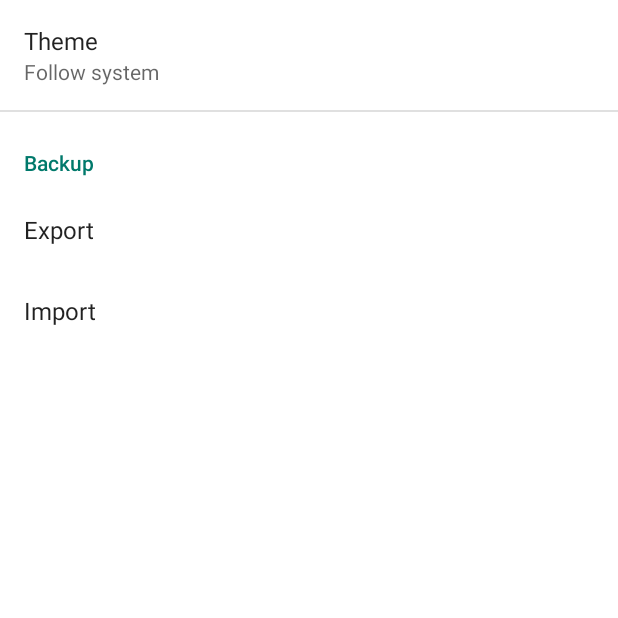
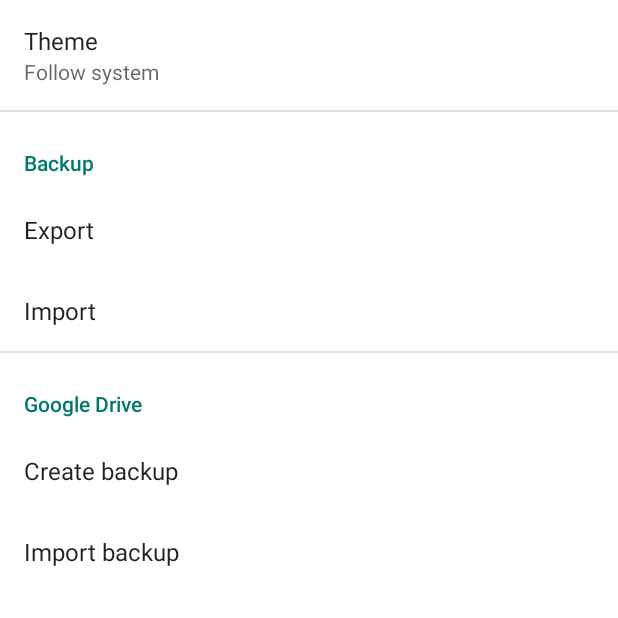
Before and after one commit to AxelStein/Arterial-Pressure-Diary, an Android app: the MainPreferencesFragment screen opened through its navigation route, on a phone screen of 412 x 824 dp, the top half of it. Run offline under Robolectric (Android 15) with nearby library versions, the phone set to English and light mode, and no system bars; our stand-ins replace Room's generated code, RxJava, androidx.preference; libraries missing offline, so code that uses them is left out: com.google.api.client, com.google.api.services; 15 statements that could not run were skipped.

Commit message:
Add google drive

```diff
--- a/app/src/main/java/com/axel_stein/ap_diary/data/dagger/AppModule.kt
+++ b/app/src/main/java/com/axel_stein/ap_diary/data/dagger/AppModule.kt
@@ -4,6 +4,7 @@ import android.content.Context
 import androidx.room.Room
 import com.axel_stein.ap_diary.data.AppResources
 import com.axel_stein.ap_diary.data.AppSettings
+import com.axel_stein.ap_diary.data.google_drive.DriveWorkerScheduler
 import com.axel_stein.ap_diary.data.google_drive.GoogleDriveService
 import com.axel_stein.ap_diary.data.room.AppDatabase
 import com.axel_stein.ap_diary.data.room.dao.LogDao
@@ -71,4 +72,8 @@ class AppModule(private val context: Context) {
             )
             .create()
     }
+
+    @Provides
+    @Singleton
+    fun provideDriveScheduler() = DriveWorkerScheduler(context)
 }
--- a/app/src/main/java/com/axel_stein/ap_diary/ui/preferences/MainPreferencesFragment.kt
+++ b/app/src/main/java/com/axel_stein/ap_diary/ui/preferences/MainPreferencesFragment.kt
@@ -16,12 +16,14 @@ import com.axel_stein.ap_diary.ui.App
 import com.axel_stein.ap_diary.ui.dialogs.ConfirmDialog
 import com.axel_stein.ap_diary.ui.dialogs.ConfirmDialog.OnConfirmListener
 import com.axel_stein.ap_diary.ui.preferences.MainPreferencesViewModel.Companion.CODE_PICK_FILE
+import com.axel_stein.ap_diary.ui.utils.formatDateTime
 import com.axel_stein.ap_diary.ui.utils.formatTime
 import com.axel_stein.ap_diary.ui.utils.setVisible
 import com.axel_stein.ap_diary.ui.utils.showTimePicker
 import com.google.android.material.snackbar.Snackbar
 import com.google.android.material.transition.MaterialSharedAxis
 import com.google.android.material.transition.MaterialSharedAxis.Z
+import org.joda.time.DateTime
 import org.joda.time.LocalTime
 import javax.inject.Inject
 
@@ -30,6 +32,7 @@ class MainPreferencesFragment : PreferenceFragmentCompat(), OnConfirmListener {
         MainPreferencesFactory(requireContext().applicationContext as App)
     }
     private lateinit var settings: AppSettings
+    private var lastSynced: Preference? = null
 
     init {
         App.appComponent.inject(this)
@@ -74,8 +77,8 @@ class MainPreferencesFragment : PreferenceFragmentCompat(), OnConfirmListener {
         val reminderEvening = findPreference<SwitchPreference>("reminder_evening")
         setupReminder(reminderEvening, settings::setReminderEveningTime, settings::getReminderEveningTime)
 
-        val exportBackup = findPreference<Preference>("export_backup")
-        exportBackup?.setOnPreferenceClickListener {
+        findPreference<Preference>("export_backup")?.apply {
+            setOnPreferenceClickListener {
                 viewModel.startExportToFile()
                     .subscribe({
                         startActivity(Intent.createChooser(it, null))
@@ -85,11 +88,12 @@ class MainPreferencesFragment : PreferenceFragmentCompat(), OnConfirmListener {
                     })
                 true
             }
+        }
 
-        val importBackup = preferenceManager.findPreference<Preference>("import_backup")
-        importBackup?.setOnPreferenceClickListener {
+        preferenceManager.findPreference<Preference>("import_backup")?.apply {
+            setOnPreferenceClickListener {
                 ConfirmDialog.Builder()
-                .from(this, "import_backup")
+                    .from(this@MainPreferencesFragment, "import_backup")
                     .title(R.string.dialog_title_confirm)
                     .message(R.string.message_import_backup)
                     .positiveBtnText(R.string.action_import)
@@ -97,6 +101,49 @@ class MainPreferencesFragment : PreferenceFragmentCompat(), OnConfirmListener {
                     .show()
                 true
             }
+        }
+
+        preferenceManager.findPreference<Preference>("google_create_backup")?.apply {
+            setOnPreferenceClickListener {
+                ConfirmDialog.Builder()
+                    .from(this@MainPreferencesFragment, "google_create_backup")
+                    .title(R.string.dialog_title_confirm)
+                    .message(R.string.message_drive_export)
+                    .positiveBtnText(R.string.action_create)
+                    .negativeBtnText(R.string.action_cancel)
+                    .show()
+                true
+            }
+        }
+
+        preferenceManager.findPreference<Preference>("google_import_backup")?.apply {
+            setOnPreferenceClickListener {
+                ConfirmDialog.Builder()
+                    .from(this@MainPreferencesFragment, "google_import_backup")
+                    .title(R.string.dialog_title_confirm)
+                    .message(R.string.message_import_backup)
+                    .positiveBtnText(R.string.action_import)
+                    .negativeBtnText(R.string.action_cancel)
+                    .show()
+                true
+            }
+        }
+
+        lastSynced = preferenceManager.findPreference("google_last_sync")
+
+        viewModel.lastSyncTimeLiveData.observe(viewLifecycleOwner, { time ->
+            if (time > 0) {
+                lastSynced?.summary = formatDateTime(requireContext(), DateTime(time), false)
+                lastSynced?.isVisible = true
+            }
+        })
+
+        viewModel.messageLiveData.observe(viewLifecycleOwner, {
+            val msg = it.getContent()
+            if (msg != null) {
+                showMessage(msg)
+            }
+        })
 
         viewModel.showProgressBarLiveData.observe(viewLifecycleOwner) {
             binding.progressBar.setVisible(it)
@@ -144,6 +191,8 @@ class MainPreferencesFragment : PreferenceFragmentCompat(), OnConfirmListener {
     override fun onConfirm(tag: String?) {
         when (tag) {
             "import_backup" -> startActivityForResult(viewModel.startImportFromFile(), CODE_PICK_FILE)
+            "google_create_backup" -> viewModel.driveCreateBackup(this)
+            "google_import_backup" -> viewModel.driveImportBackup(this)
         }
     }
 }
--- a/app/src/main/res/values/strings.xml
+++ b/app/src/main/res/values/strings.xml
@@ -5,6 +5,7 @@
     <string name="action_add_pulse">Pulse</string>
     <string name="action_cancel">Cancel</string>
     <string name="action_charts">Charts</string>
+    <string name="action_create">Create</string>
     <string name="action_delete">Delete</string>
     <string name="action_import">Import</string>
     <string name="action_save">Save</string>
@@ -42,13 +43,12 @@
     <string name="main_pref_google_create_backup">Create backup</string>
     <string name="main_pref_google_import_backup">Import backup</string>
     <string name="main_pref_google_last_sync">Last sync</string>
-    <string name="main_pref_google_sign_in">Sign in</string>
-    <string name="main_pref_google_sign_out">Sign out</string>
     <string name="main_pref_import_backup">Import</string>
     <string name="main_pref_rate_app">Rate app</string>
     <string name="main_pref_reminder_evening">Evening</string>
     <string name="main_pref_reminder_morning">Morning</string>
     <string name="main_pref_theme">Theme</string>
+    <string name="message_drive_export">All data on Google Drive will be replaced.</string>
     <string name="message_import_backup">All data on this device will be replaced.</string>
     <string name="month_apr">April</string>
     <string name="month_aug">August</string>
--- a/app/src/main/res/xml/main_preferences.xml
+++ b/app/src/main/res/xml/main_preferences.xml
@@ -14,63 +14,19 @@
         app:title="@string/main_pref_theme"/>
 
     <PreferenceCategory
+        app:iconSpaceReserved="false"
         app:isPreferenceVisible="false"
-        app:iconSpaceReserved="false"
         app:title="@string/main_pref_category_reminders">
 
         <SwitchPreference
+            app:iconSpaceReserved="false"
             app:key="reminder_morning"
-            app:title="@string/main_pref_reminder_morning"
-            app:iconSpaceReserved="false"/>
+            app:title="@string/main_pref_reminder_morning"/>
 
         <SwitchPreference
+            app:iconSpaceReserved="false"
             app:key="reminder_evening"
-            app:title="@string/main_pref_reminder_evening"
-            app:iconSpaceReserved="false"/>
-
-    </PreferenceCategory>
-
-    <PreferenceCategory
-        app:isPreferenceVisible="false"
-        app:iconSpaceReserved="false"
-        app:title="@string/main_pref_category_google">
-
-        <Preference
-            app:iconSpaceReserved="false"
-            app:isPreferenceVisible="false"
-            app:key="google_sign_in"
-            app:title="@string/main_pref_google_sign_in"
-            tools:isPreferenceVisible="true" />
-
-        <Preference
-            app:iconSpaceReserved="false"
-            app:isPreferenceVisible="false"
-            app:key="google_create_backup"
-            app:title="@string/main_pref_google_create_backup"
-            tools:isPreferenceVisible="true" />
-
-        <Preference
-            app:iconSpaceReserved="false"
-            app:isPreferenceVisible="false"
-            app:key="google_import_backup"
-            app:title="@string/main_pref_google_import_backup"
-            tools:isPreferenceVisible="true" />
-
-        <Preference
-            app:iconSpaceReserved="false"
-            app:isPreferenceVisible="false"
-            app:key="google_last_sync"
-            app:title="@string/main_pref_google_last_sync"
-            tools:isPreferenceVisible="true"
-            tools:summary="24 May, 13:30" />
-
-        <Preference
-            app:iconSpaceReserved="false"
-            app:isPreferenceVisible="false"
-            app:key="google_sign_out"
-            app:title="@string/main_pref_google_sign_out"
-            tools:isPreferenceVisible="true"
-            tools:summary="diefaust1993@gmail.com" />
+            app:title="@string/main_pref_reminder_evening"/>
 
     </PreferenceCategory>
 
@@ -90,4 +46,28 @@
 
     </PreferenceCategory>
 
+    <PreferenceCategory
+        app:iconSpaceReserved="false"
+        app:title="@string/main_pref_category_google">
+
+        <Preference
+            app:iconSpaceReserved="false"
+            app:key="google_create_backup"
+            app:title="@string/main_pref_google_create_backup" />
+
+        <Preference
+            app:iconSpaceReserved="false"
+            app:key="google_import_backup"
+            app:title="@string/main_pref_google_import_backup" />
+
+        <Preference
+            app:iconSpaceReserved="false"
+            app:isPreferenceVisible="false"
+            app:key="google_last_sync"
+            app:title="@string/main_pref_google_last_sync"
+            tools:isPreferenceVisible="true"
+            tools:summary="24 May, 13:30" />
+
+    </PreferenceCategory>
+
 </PreferenceScreen>
```
Also changed, not shown: app/src/main/java/com/axel_stein/ap_diary/data/google_drive/DriveWorkerScheduler.kt (added, +43 -0 lines), app/src/main/java/com/axel_stein/ap_diary/ui/edit_ap/EditApViewModel.kt (+6 -1 lines), app/src/main/java/com/axel_stein/ap_diary/ui/edit_pulse/EditPulseViewModel.kt (+6 -27 lines), 1 other file. Lines whose indentation alone changed are shown as unchanged.
